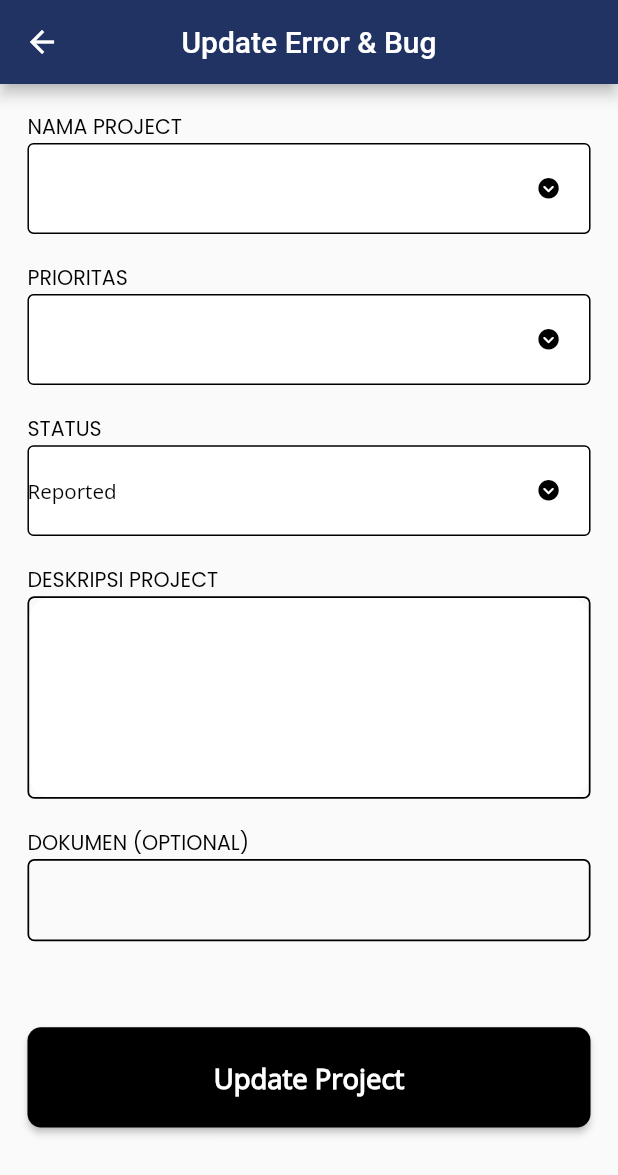
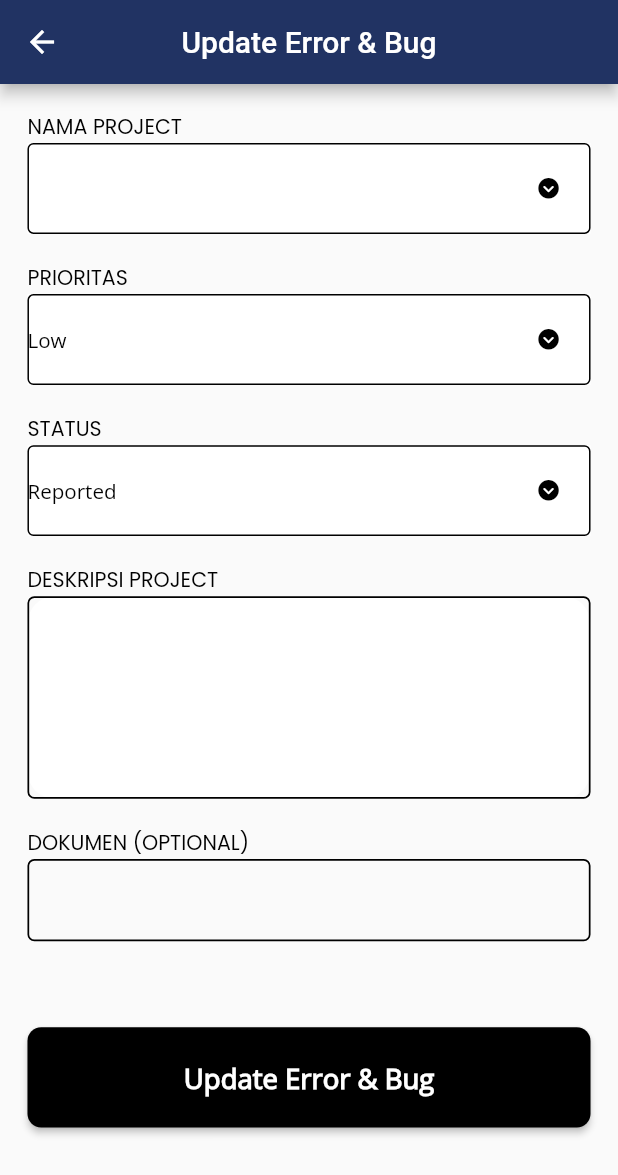
Before and after one commit to wandacp/mirai_dev_order_monitoring, a Flutter app: the CreateUpdateErrorBugView screen opened directly, on a phone screen of 412 x 824 dp. Shown: the top 1175 px of the screen. Run offline on Flutter 3.47's test engine with Material 2 defaults, Android fonts, the phone set to English and light mode, and no system bars; our stand-ins replace cloud_firestore, equatable, file_picker, firebase_auth, firebase_core, firebase_storage and 4 more; accounts and stored records are empty; statements that could not run were skipped.

Commit message:
fixing update project customer

```diff
--- a/lib/app/modules/create_update_error_bug/views/create_update_error_bug_view.dart
+++ b/lib/app/modules/create_update_error_bug/views/create_update_error_bug_view.dart
@@ -160,7 +160,7 @@ class CreateUpdateErrorBugView extends GetView<CreateUpdateErrorBugController> {
                           color: Colors.black,
                           fontSize: 12.sp,
                         ),
-                        value: controller.errorBug.value!.prioritas,
+                        value: controller.errorBug.value!.prioritas ?? "Low",
                         icon: Padding(
                           padding: EdgeInsets.symmetric(horizontal: 8.r),
                           child: Icon(
@@ -502,8 +502,8 @@ class CreateUpdateErrorBugView extends GetView<CreateUpdateErrorBugController> {
                                   children: [
                                     Text(
                                       controller.type.value == "create"
-                                          ? 'Create Project'
-                                          : 'Update Project',
+                                          ? 'Create Error & Bug'
+                                          : 'Update Error & Bug',
                                       style: textStyle1.copyWith(
                                         color: Colors.white,
                                         fontSize: 16.sp,
--- a/lib/app/modules/create_update_project/views/create_update_project_view.dart
+++ b/lib/app/modules/create_update_project/views/create_update_project_view.dart
@@ -256,7 +256,8 @@ class CreateUpdateProjectView extends GetView<CreateUpdateProjectController> {
                     fontSize: 12.sp,
                   ),
                 ),
-                Container(
+                Obx(
+                  () => Container(
                     decoration: BoxDecoration(
                       color: Colors.white,
                     ),
@@ -355,6 +356,7 @@ class CreateUpdateProjectView extends GetView<CreateUpdateProjectController> {
                       ),
                     ),
                   ),
+                ),
                 SizedBox(
                   height: 48.h,
                 ),
```
Also changed, not shown: lib/app/modules/update_project_customer/controllers/update_project_customer_controller.dart (+10 -1 lines), lib/app/modules/update_project_customer/views/update_project_customer_view.dart (+42 -27 lines). Lines whose indentation alone changed are shown as unchanged.
